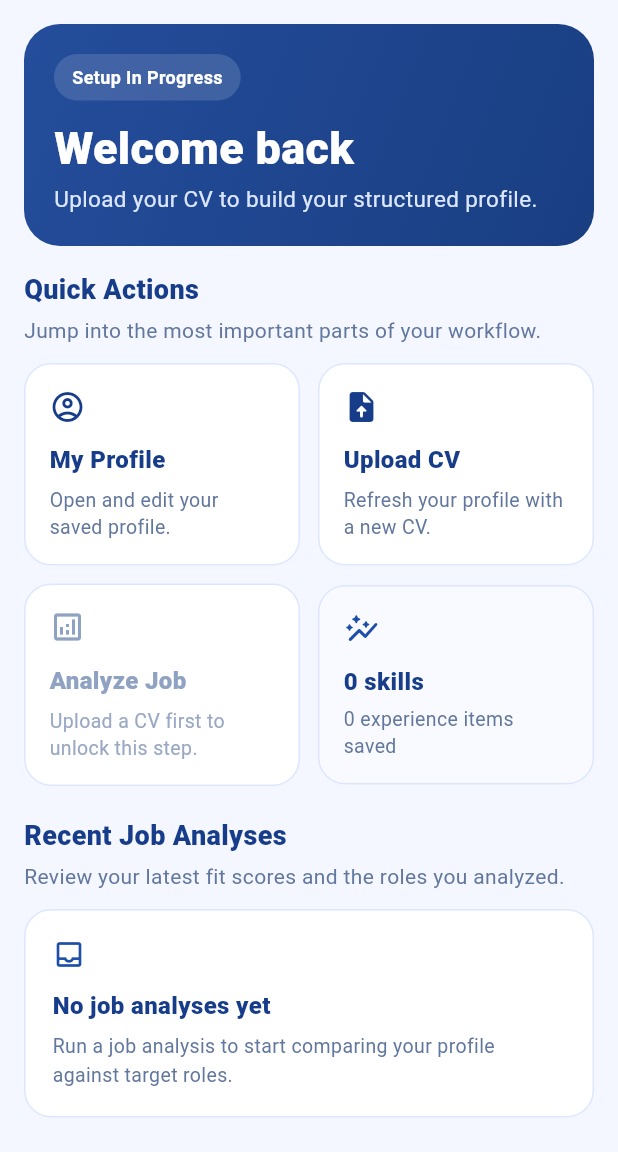
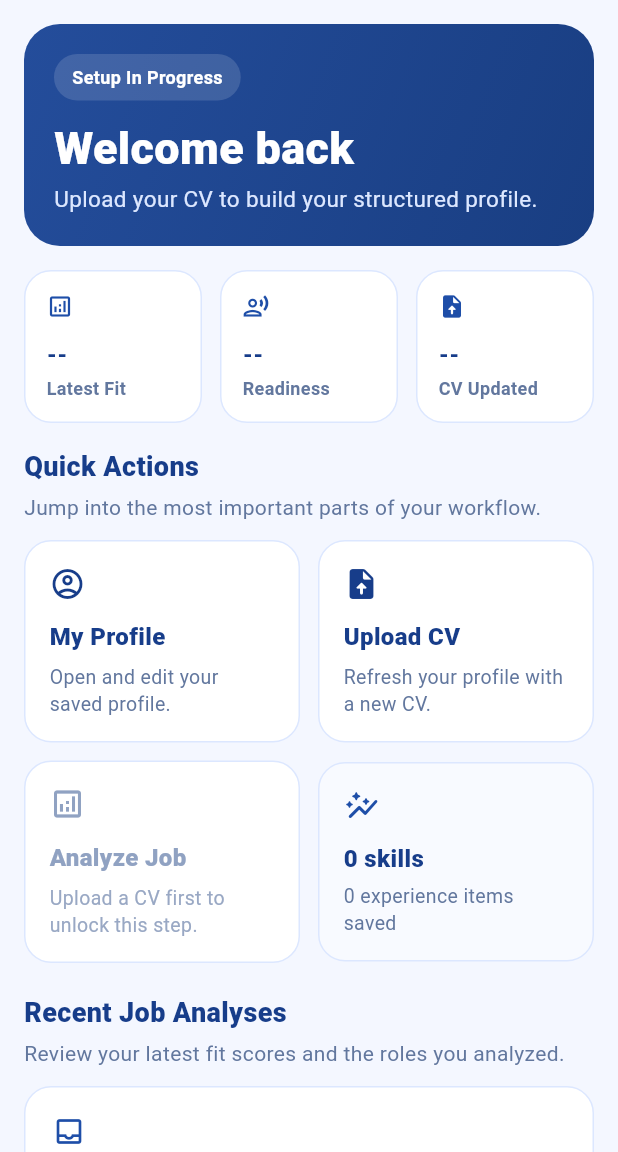
Before and after one commit to Georgekh3/Careerlens, a Flutter app: the screen it shows once a user with an empty profile is signed in, on a phone screen of 412 x 824 dp, the part 84-1236 px from its top. Run offline on Flutter 3.47's test engine with Material 3 defaults, Android fonts, the phone set to English and light mode, and no system bars; our stand-ins replace file_picker, flutter_dotenv, supabase_flutter; accounts and stored records are empty.

Commit message:
Latest version updates

```diff
--- a/careerlens_app/lib/core/services/dashboard_service.dart
+++ b/careerlens_app/lib/core/services/dashboard_service.dart
@@ -6,12 +6,14 @@ class DashboardSnapshot {
   const DashboardSnapshot({
     required this.profile,
     required this.hasExistingProfile,
+    required this.latestCvUploadAt,
     required this.recentJobAnalyses,
     required this.recentCoachingSessions,
   });
 
   final Map<String, dynamic> profile;
   final bool hasExistingProfile;
+  final DateTime? latestCvUploadAt;
   final List<RecentJobAnalysis> recentJobAnalyses;
   final List<RecentCoachingSession> recentCoachingSessions;
 }
@@ -50,6 +52,42 @@ class RecentCoachingSession {
   final DateTime? completedAt;
 }
 
+class SavedJobAnalysisDetail {
+  const SavedJobAnalysisDetail({
+    required this.score,
+    required this.location,
+    required this.rawText,
+    required this.createdAt,
+    required this.skillsMatchScore,
+    required this.experienceMatchScore,
+    required this.educationCertScore,
+    required this.domainRelevanceScore,
+    required this.matchedSkills,
+    required this.missingSkills,
+    required this.missingRequirements,
+    required this.recommendations,
+    required this.overallSummary,
+    required this.strengths,
+    required this.risks,
+  });
+
+  final int score;
+  final String location;
+  final String rawText;
+  final DateTime? createdAt;
+  final int skillsMatchScore;
+  final int experienceMatchScore;
+  final int educationCertScore;
+  final int domainRelevanceScore;
+  final List<String> matchedSkills;
+  final List<String> missingSkills;
+  final List<String> missingRequirements;
+  final List<String> recommendations;
+  final String overallSummary;
+  final List<String> strengths;
+  final List<String> risks;
+}
+
 class DashboardService {
   DashboardService({SupabaseClient? client, ProfileService? profileService})
     : _client = client ?? Supabase.instance.client,
@@ -61,6 +99,7 @@ class DashboardService {
   Future<DashboardSnapshot> fetchSnapshot() async {
     final profile = await _profileService.fetchCurrentUserProfile();
     final hasExistingProfile = _hasExistingProfileData(profile);
+    final latestCvUploadAt = await _fetchLatestCvUploadAt();
 
     final recentJobAnalyses = await _fetchRecentJobAnalyses();
     final recentCoachingSessions = await _fetchRecentCoachingSessions();
@@ -68,8 +107,59 @@ class DashboardService {
     return DashboardSnapshot(
       profile: profile,
       hasExistingProfile: hasExistingProfile,
+      latestCvUploadAt: latestCvUploadAt,
       recentJobAnalyses: recentJobAnalyses,
       recentCoachingSessions: recentCoachingSessions,
+    );
+  }
+
+  Future<SavedJobAnalysisDetail> fetchJobAnalysisDetail(
+    String analysisId,
+  ) async {
+    final rows = await _client
+        .from('job_analyses')
+        .select(
+          'id, overall_fit_score, skills_match_score, experience_match_score, education_cert_score, domain_relevance_score, matched_skills, missing_skills, missing_requirements, recommendations, score_explanation, created_at, job_description_id',
+        )
+        .eq('id', analysisId)
+        .limit(1);
+
+    final rowList = List<Map<String, dynamic>>.from(rows);
+    if (rowList.isEmpty) {
+      throw StateError('Job analysis not found.');
+    }
+
+    final row = rowList.first;
+    final descriptionRows = await _client
+        .from('job_descriptions')
+        .select('location, raw_text')
+        .eq('id', row['job_description_id']?.toString() ?? '')
+        .limit(1);
+
+    final descriptionList = List<Map<String, dynamic>>.from(descriptionRows);
+    final description = descriptionList.isEmpty
+        ? const <String, dynamic>{}
+        : descriptionList.first;
+    final scoreExplanation = Map<String, dynamic>.from(
+      row['score_explanation'] as Map? ?? const <String, dynamic>{},
+    );
+
+    return SavedJobAnalysisDetail(
+      score: row['overall_fit_score'] as int? ?? 0,
+      location: description['location']?.toString() ?? '',
+      rawText: description['raw_text']?.toString() ?? '',
+      createdAt: _parseDateTime(row['created_at']),
+      skillsMatchScore: row['skills_match_score'] as int? ?? 0,
+      experienceMatchScore: row['experience_match_score'] as int? ?? 0,
+      educationCertScore: row['education_cert_score'] as int? ?? 0,
+      domainRelevanceScore: row['domain_relevance_score'] as int? ?? 0,
+      matchedSkills: _toStringList(row['matched_skills']),
+      missingSkills: _toStringList(row['missing_skills']),
+      missingRequirements: _toStringList(row['missing_requirements']),
+      recommendations: _toStringList(row['recommendations']),
+      overallSummary: scoreExplanation['overall_summary']?.toString() ?? '',
+      strengths: _toStringList(scoreExplanation['strengths']),
+      risks: _toStringList(scoreExplanation['risks']),
     );
   }
 
@@ -141,6 +231,20 @@ class DashboardService {
     }).toList();
   }
 
+  Future<DateTime?> _fetchLatestCvUploadAt() async {
+    final rows = await _client
+        .from('cv_uploads')
+        .select('created_at')
+        .order('created_at', ascending: false)
+        .limit(1);
+
+    final rowList = List<Map<String, dynamic>>.from(rows);
+    if (rowList.isEmpty) {
+      return null;
+    }
+    return _parseDateTime(rowList.first['created_at']);
+  }
+
   bool _hasExistingProfileData(Map<String, dynamic> profile) {
     final headline = (profile['headline'] as String? ?? '').trim();
     final summary = (profile['summary'] as String? ?? '').trim();
@@ -173,4 +277,11 @@ class DashboardService {
     }
     return '${normalized.substring(0, 93)}...';
   }
+
+  static List<String> _toStringList(dynamic value) {
+    if (value is List) {
+      return value.map((item) => item.toString()).toList();
+    }
+    return const <String>[];
+  }
 }
--- a/careerlens_app/lib/features/dashboard/presentation/screens/dashboard_screen.dart
+++ b/careerlens_app/lib/features/dashboard/presentation/screens/dashboard_screen.dart
@@ -4,6 +4,7 @@ import 'package:supabase_flutter/supabase_flutter.dart';
 import '../../../../core/services/dashboard_service.dart';
 import '../../../auth/presentation/screens/upload_cv_screen.dart';
 import '../../../interview_coaching/presentation/screens/interview_coaching_screen.dart';
+import 'job_analysis_detail_screen.dart';
 import '../../../job_analysis/presentation/screens/job_analysis_screen.dart';
 import '../../../profile/presentation/screens/profile_screen.dart';
 
@@ -75,6 +76,10 @@ class _DashboardScreenState extends State<DashboardScreen> {
     final skills = (profile['skills'] as List?)?.length ?? 0;
     final experience = (profile['experience'] as List?)?.length ?? 0;
     final hasExistingProfile = snapshot?.hasExistingProfile ?? false;
+    final latestJobScore = snapshot?.recentJobAnalyses.firstOrNull?.score;
+    final latestReadiness =
+        snapshot?.recentCoachingSessions.firstOrNull?.readinessScore;
+    final latestCvUploadAt = snapshot?.latestCvUploadAt;
 
     return Scaffold(
       backgroundColor: const Color(0xFFF4F7FF),
@@ -104,6 +109,12 @@ class _DashboardScreenState extends State<DashboardScreen> {
                     fullName: (profile['full_name'] as String?)?.trim() ?? '',
                     headline: (profile['headline'] as String?)?.trim() ?? '',
                     hasExistingProfile: hasExistingProfile,
+                  ),
+                  const SizedBox(height: 16),
+                  _TopMetricsStrip(
+                    latestJobScore: latestJobScore,
+                    latestReadiness: latestReadiness,
+                    latestCvUploadAt: latestCvUploadAt,
                   ),
                   const SizedBox(height: 16),
                   if (_errorMessage != null) ...[
@@ -179,7 +190,12 @@ class _DashboardScreenState extends State<DashboardScreen> {
                     ...snapshot.recentJobAnalyses.map(
                       (analysis) => Padding(
                         padding: const EdgeInsets.only(bottom: 12),
-                        child: _JobHistoryCard(analysis: analysis),
+                        child: _JobHistoryCard(
+                          analysis: analysis,
+                          onTap: () => _openAndRefresh(
+                            JobAnalysisDetailScreen(analysisId: analysis.id),
+                          ),
+                        ),
                       ),
                     ),
                   const SizedBox(height: 20),
@@ -217,6 +233,10 @@ class _DashboardScreenState extends State<DashboardScreen> {
             ),
     );
   }
+}
+
+extension _ListFirstOrNull<T> on List<T> {
+  T? get firstOrNull => isEmpty ? null : first;
 }
 
 class _DashboardHero extends StatelessWidget {
@@ -438,13 +458,17 @@ class _MetricSummaryTile extends StatelessWidget {
 }
 
 class _JobHistoryCard extends StatelessWidget {
-  const _JobHistoryCard({required this.analysis});
+  const _JobHistoryCard({required this.analysis, required this.onTap});
 
   final RecentJobAnalysis analysis;
+  final VoidCallback onTap;
 
   @override
   Widget build(BuildContext context) {
-    return Container(
+    return InkWell(
+      onTap: onTap,
+      borderRadius: BorderRadius.circular(18),
+      child: Ink(
         padding: const EdgeInsets.all(16),
         decoration: BoxDecoration(
           color: Colors.white,
@@ -498,8 +522,19 @@ class _JobHistoryCard extends StatelessWidget {
                       height: 1.4,
                     ),
                   ),
-                if (analysis.createdAt != null) ...[
-                  const SizedBox(height: 8),
+                  const SizedBox(height: 10),
+                  Row(
+                    children: [
+                      const Text(
+                        'Open details',
+                        style: TextStyle(
+                          color: Color(0xFF1E4EA8),
+                          fontSize: 12,
+                          fontWeight: FontWeight.w700,
+                        ),
+                      ),
+                      const Spacer(),
+                      if (analysis.createdAt != null)
                         Text(
                           _formatDate(analysis.createdAt!),
                           style: const TextStyle(
@@ -509,7 +544,102 @@ class _JobHistoryCard extends StatelessWidget {
                           ),
                         ),
                     ],
+                  ),
                 ],
+              ),
+            ),
+          ],
+        ),
+      ),
+    );
+  }
+}
+
+class _TopMetricsStrip extends StatelessWidget {
+  const _TopMetricsStrip({
+    required this.latestJobScore,
+    required this.latestReadiness,
+    required this.latestCvUploadAt,
+  });
+
+  final int? latestJobScore;
+  final int? latestReadiness;
+  final DateTime? latestCvUploadAt;
+
+  @override
+  Widget build(BuildContext context) {
+    return Row(
+      children: [
+        Expanded(
+          child: _CompactMetricCard(
+            label: 'Latest Fit',
+            value: latestJobScore == null ? '--' : '$latestJobScore/100',
+            icon: Icons.analytics_outlined,
+          ),
+        ),
+        const SizedBox(width: 12),
+        Expanded(
+          child: _CompactMetricCard(
+            label: 'Readiness',
+            value: latestReadiness == null ? '--' : '$latestReadiness/100',
+            icon: Icons.record_voice_over_outlined,
+          ),
+        ),
+        const SizedBox(width: 12),
+        Expanded(
+          child: _CompactMetricCard(
+            label: 'CV Updated',
+            value: latestCvUploadAt == null
+                ? '--'
+                : _formatDate(latestCvUploadAt!),
+            icon: Icons.upload_file_rounded,
+          ),
+        ),
+      ],
+    );
+  }
+}
+
+class _CompactMetricCard extends StatelessWidget {
+  const _CompactMetricCard({
+    required this.label,
+    required this.value,
+    required this.icon,
+  });
+
+  final String label;
+  final String value;
+  final IconData icon;
+
+  @override
+  Widget build(BuildContext context) {
+    return Container(
+      padding: const EdgeInsets.all(14),
+      decoration: BoxDecoration(
+        color: Colors.white,
+        borderRadius: BorderRadius.circular(18),
+        border: Border.all(color: const Color(0xFFDCE7FF)),
+      ),
+      child: Column(
+        crossAxisAlignment: CrossAxisAlignment.start,
+        children: [
+          Icon(icon, size: 18, color: const Color(0xFF1E4EA8)),
+          const SizedBox(height: 12),
+          Text(
+            value,
+            style: const TextStyle(
+              color: Color(0xFF173D8A),
+              fontSize: 15,
+              fontWeight: FontWeight.w800,
+            ),
+          ),
+          const SizedBox(height: 4),
+          Text(
+            label,
+            style: const TextStyle(
+              color: Color(0xFF62779E),
+              fontSize: 12,
+              fontWeight: FontWeight.w600,
             ),
           ),
         ],
```
Also changed, not shown: careerlens_app/lib/features/dashboard/presentation/screens/job_analysis_detail_screen.dart (added, +420 -0 lines), 1 other file. Lines whose indentation alone changed are shown as unchanged.
